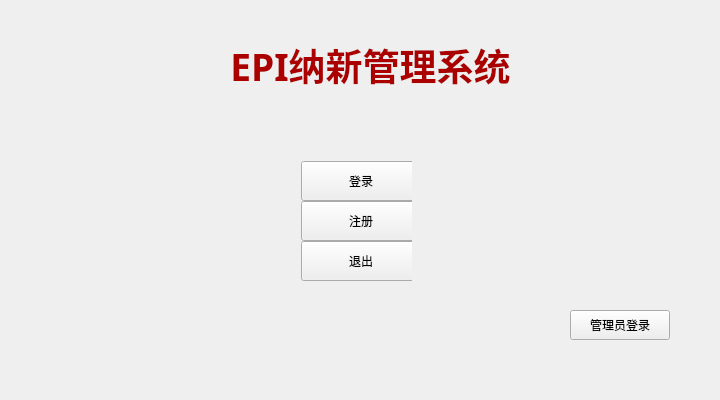
This is mainwindow.ui in ainihu/NewMember as Qt 5 draws it before an edit. The edited form follows.
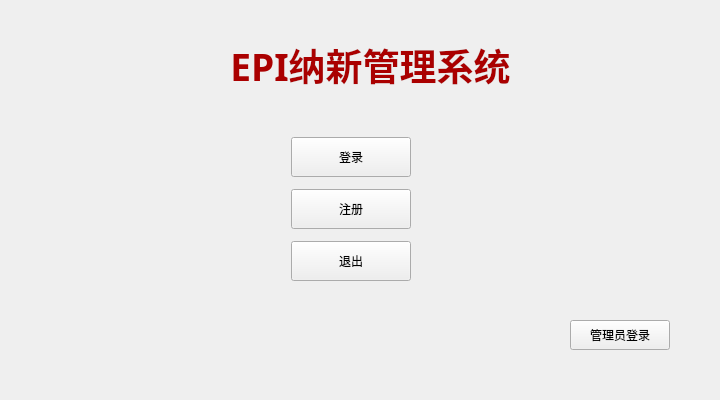
This is the edited form. Icons and pictures are not drawn.

The edit to the form file:
```diff
--- a/mainwindow.ui
+++ b/mainwindow.ui
@@ -39,7 +39,7 @@
     <property name="geometry">
      <rect>
       <x>570</x>
-      <y>310</y>
+      <y>320</y>
       <width>100</width>
       <height>30</height>
      </rect>
@@ -79,18 +79,15 @@
      <string>&lt;html&gt;&lt;head/&gt;&lt;body&gt;&lt;p align=&quot;center&quot;&gt;&lt;span style=&quot; font-size:28pt; font-weight:600; color:#aa0000;&quot;&gt;EPI纳新管理系统&lt;/span&gt;&lt;/p&gt;&lt;/body&gt;&lt;/html&gt;</string>
     </property>
    </widget>
-   <widget class="QWidget" name="layoutWidget">
-    <property name="geometry">
-     <rect>
-      <x>290</x>
-      <y>150</y>
-      <width>122</width>
-      <height>136</height>
-     </rect>
-    </property>
-    <layout class="QVBoxLayout" name="verticalLayout">
-     <item>
       <widget class="QPushButton" name="LoginButton">
+    <property name="geometry">
+     <rect>
+      <x>291</x>
+      <y>137</y>
+      <width>120</width>
+      <height>40</height>
+     </rect>
+    </property>
        <property name="minimumSize">
         <size>
          <width>120</width>
@@ -110,9 +107,15 @@
         <string>登录</string>
        </property>
       </widget>
-     </item>
-     <item>
       <widget class="QPushButton" name="SignUpButton">
+    <property name="geometry">
+     <rect>
+      <x>291</x>
+      <y>189</y>
+      <width>120</width>
+      <height>40</height>
+     </rect>
+    </property>
        <property name="minimumSize">
         <size>
          <width>120</width>
@@ -126,9 +129,15 @@
         <string>注册</string>
        </property>
       </widget>
-     </item>
-     <item>
       <widget class="QPushButton" name="ExitButton">
+    <property name="geometry">
+     <rect>
+      <x>291</x>
+      <y>241</y>
+      <width>120</width>
+      <height>40</height>
+     </rect>
+    </property>
        <property name="minimumSize">
         <size>
          <width>120</width>
@@ -141,9 +150,6 @@
        <property name="text">
         <string>退出</string>
        </property>
-      </widget>
-     </item>
-    </layout>
    </widget>
   </widget>
  </widget>
```
Lines whose indentation alone changed are shown as unchanged.
